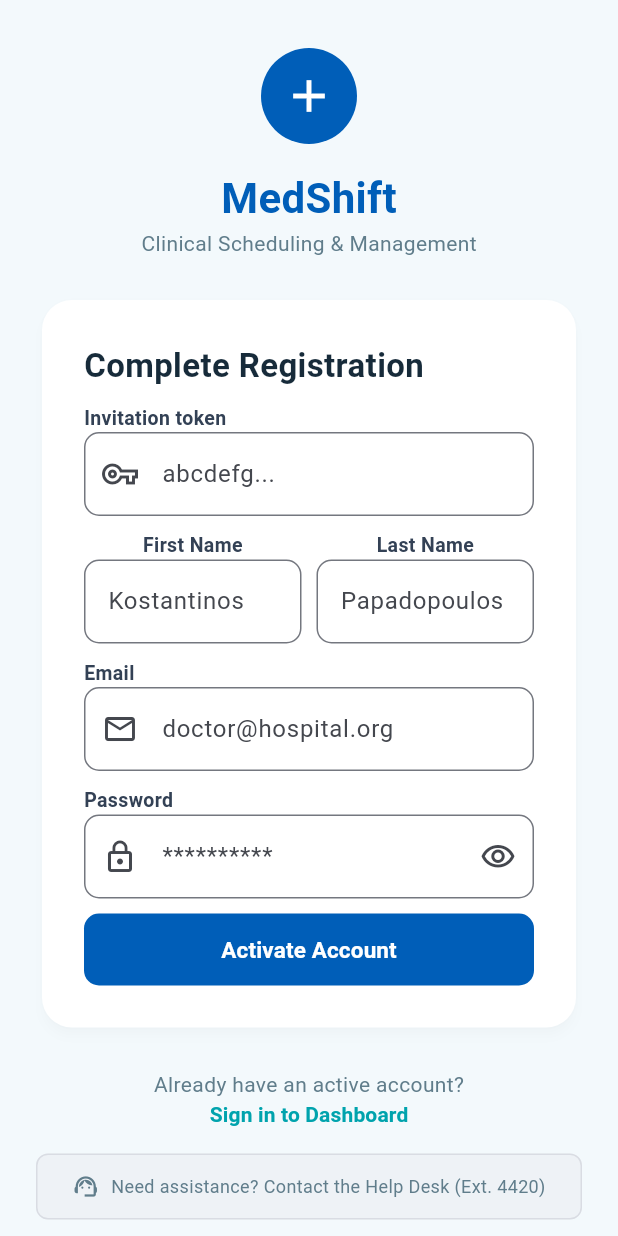
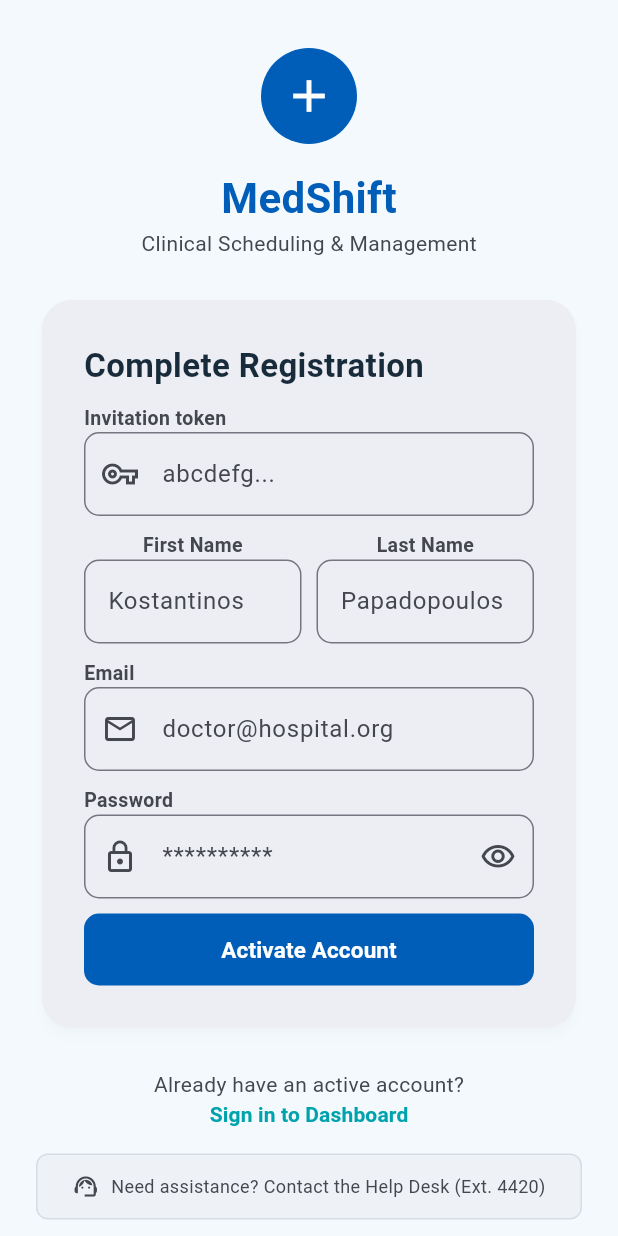
Before and after one commit to Ptriantafyll/Schedule-Maker, a Flutter app: the screen it shows after launch, after a tap on "Login to Dashboard", after a tap on "Complete Onboarding Registration", on a phone screen of 412 x 824 dp. Run offline on Flutter 3.47's test engine with Material 3 defaults, Android fonts, the phone set to English and light mode, and no system bars; our stand-ins replace dio, file_picker, flutter_riverpod, flutter_secure_storage, skeletonizer; network calls fail.

Commit message:
Fixed 1st render frame and dark theme

```diff
--- a/frontend/lib/features/admin/presentation/controllers/schedule_generation_controller.dart
+++ b/frontend/lib/features/admin/presentation/controllers/schedule_generation_controller.dart
@@ -9,7 +9,7 @@ export 'package:frontend/features/admin/presentation/state/schedule_generation_s
 
 class ScheduleGenerationController extends Notifier<ScheduleGenerationState> {
   @override
-  ScheduleGenerationState build() => const ScheduleGenerationState();
+  ScheduleGenerationState build() => const ScheduleGenerationState(isLoadingDashboard: true);
 
   String _extractErrorMessage(Object error) {
     if (error is ApiException) {
--- a/frontend/lib/features/auth/presentation/screens/login_screen.dart
+++ b/frontend/lib/features/auth/presentation/screens/login_screen.dart
@@ -82,50 +82,52 @@ class _LoginScreenState extends ConsumerState<LoginScreen> {
                     ),
                   ),
 
-                  const Text(
+                  Text(
                     'Clinical Scheduling & Management',
-                    style: TextStyle(fontSize: 14, color: Colors.blueGrey),
+                    style: TextStyle(
+                      fontSize: 14,
+                      color: colorScheme.onSurfaceVariant,
+                    ),
                   ),
                   const SizedBox(height: 24),
 
                   Card(
                     elevation: 3,
                     shadowColor: Colors.black.withValues(alpha: 0.1),
-                    color: Colors.white,
+                    color: colorScheme.surfaceContainer,
                     shape: RoundedRectangleBorder(
                       borderRadius: BorderRadius.circular(20),
                     ),
                     child: Padding(
-                      padding: EdgeInsets.all(28),
+                      padding: const EdgeInsets.all(28),
                       child: Form(
                         key: _formKey,
                         child: Column(
                           crossAxisAlignment: CrossAxisAlignment.start,
                           children: [
-                            const Text(
+                            Text(
                               "Staff Login",
                               style: TextStyle(
                                 fontSize: 22,
                                 fontWeight: FontWeight.bold,
-                                color: Color(0xFF172B3A),
+                                color: colorScheme.onSurface,
                               ),
                             ),
                             const SizedBox(height: 20),
 
-                            const Text(
+                            Text(
                               'Email',
                               style: TextStyle(
                                 fontSize: 13,
                                 fontWeight: FontWeight.w600,
-                                color: Color(0xFF334155),
+                                color: colorScheme.onSurfaceVariant,
                               ),
                             ),
                             TextFormField(
-                              key: Key('login_email_field'),
+                              key: const Key('login_email_field'),
                               controller: _emailController,
                               keyboardType: TextInputType.emailAddress,
                               decoration: InputDecoration(
-                                // labelText: 'Email',
                                 hintText: 'doctor@hospital.org',
                                 prefixIcon: const Icon(Icons.email_outlined),
                                 border: OutlineInputBorder(
@@ -146,12 +148,12 @@ class _LoginScreenState extends ConsumerState<LoginScreen> {
                             ),
                             const SizedBox(height: 20),
 
-                            const Text(
+                            Text(
                               'Password',
                               style: TextStyle(
                                 fontSize: 13,
                                 fontWeight: FontWeight.w600,
-                                color: Color(0xFF334155),
+                                color: colorScheme.onSurfaceVariant,
                               ),
                             ),
                             TextFormField(
@@ -270,9 +272,12 @@ class _LoginScreenState extends ConsumerState<LoginScreen> {
                   const SizedBox(height: 24),
                   Column(
                     children: [
-                      const Text(
+                      Text(
                         'New staff member?',
-                        style: TextStyle(fontSize: 14, color: Colors.blueGrey),
+                        style: TextStyle(
+                          fontSize: 14,
+                          color: colorScheme.onSurfaceVariant,
+                        ),
                       ),
                       // const SizedBox(height: 4),
                       TextButton(
@@ -313,21 +318,21 @@ class _LoginScreenState extends ConsumerState<LoginScreen> {
                         ),
                       ),
                     ),
-                    child: const Row(
+                    child: Row(
                       mainAxisAlignment: MainAxisAlignment.center,
                       children: [
                         Icon(
                           Icons.support_agent_outlined,
                           size: 18,
-                          color: Colors.blueGrey,
+                          color: colorScheme.onSurfaceVariant,
                         ),
-                        SizedBox(width: 8),
+                        const SizedBox(width: 8),
                         Flexible(
                           child: Text(
                             'Need assistance? Contact the Help Desk (Ext. 4420)',
                             style: TextStyle(
                               fontSize: 12,
-                              color: Colors.blueGrey,
+                              color: colorScheme.onSurfaceVariant,
                             ),
                             textAlign: TextAlign.center,
                           ),
--- a/frontend/lib/features/auth/presentation/screens/signup_screen.dart
+++ b/frontend/lib/features/auth/presentation/screens/signup_screen.dart
@@ -78,42 +78,45 @@ class _SignupScreenState extends ConsumerState<SignupScreen> {
                     ),
                   ),
 
-                  const Text(
+                  Text(
                     'Clinical Scheduling & Management',
-                    style: TextStyle(fontSize: 14, color: Colors.blueGrey),
+                    style: TextStyle(
+                      fontSize: 14,
+                      color: colorScheme.onSurfaceVariant,
+                    ),
                   ),
                   const SizedBox(height: 24),
 
                   Card(
                     elevation: 3,
                     shadowColor: Colors.black.withValues(alpha: 0.1),
-                    color: Colors.white,
+                    color: colorScheme.surfaceContainer,
                     shape: RoundedRectangleBorder(
                       borderRadius: BorderRadius.circular(20),
                     ),
                     child: Padding(
-                      padding: EdgeInsets.all(28),
+                      padding: const EdgeInsets.all(28),
                       child: Form(
                         key: _formKey,
                         child: Column(
                           crossAxisAlignment: CrossAxisAlignment.start,
                           children: [
-                            const Text(
+                            Text(
                               'Complete Registration',
                               style: TextStyle(
                                 fontSize: 22,
                                 fontWeight: FontWeight.bold,
-                                color: Color(0xFF172B3A),
+                                color: colorScheme.onSurface,
                               ),
                             ),
                             const SizedBox(height: 10),
 
-                            const Text(
+                            Text(
                               'Invitation token',
                               style: TextStyle(
                                 fontSize: 13,
                                 fontWeight: FontWeight.w600,
-                                color: Color(0xFF334155),
+                                color: colorScheme.onSurfaceVariant,
                               ),
                             ),
                             TextFormField(
@@ -141,12 +144,12 @@ class _SignupScreenState extends ConsumerState<SignupScreen> {
                                 Expanded(
                                   child: Column(
                                     children: [
-                                      const Text(
+                                      Text(
                                         'First Name',
                                         style: TextStyle(
                                           fontSize: 13,
                                           fontWeight: FontWeight.w600,
-                                          color: Color(0xFF334155),
+                                          color: colorScheme.onSurfaceVariant,
                                         ),
                                       ),
                                       TextFormField(
@@ -176,12 +179,12 @@ class _SignupScreenState extends ConsumerState<SignupScreen> {
                                 Expanded(
                                   child: Column(
                                     children: [
-                                      const Text(
+                                      Text(
                                         'Last Name',
                                         style: TextStyle(
                                           fontSize: 13,
                                           fontWeight: FontWeight.w600,
-                                          color: Color(0xFF334155),
+                                          color: colorScheme.onSurfaceVariant,
                                         ),
                                       ),
                                       TextFormField(
@@ -211,12 +214,12 @@ class _SignupScreenState extends ConsumerState<SignupScreen> {
                             ),
                             const SizedBox(height: 10),
 
-                            const Text(
+                            Text(
                               'Email',
                               style: TextStyle(
                                 fontSize: 13,
                                 fontWeight: FontWeight.w600,
-                                color: Color(0xFF334155),
+                                color: colorScheme.onSurfaceVariant,
                               ),
                             ),
                             TextFormField(
@@ -245,12 +248,12 @@ class _SignupScreenState extends ConsumerState<SignupScreen> {
                             ),
                             const SizedBox(height: 10),
 
-                            const Text(
+                            Text(
                               'Password',
                               style: TextStyle(
                                 fontSize: 13,
                                 fontWeight: FontWeight.w600,
-                                color: Color(0xFF334155),
+                                color: colorScheme.onSurfaceVariant,
                               ),
                             ),
                             TextFormField(
@@ -394,9 +397,12 @@ class _SignupScreenState extends ConsumerState<SignupScreen> {
                   const SizedBox(height: 24),
                   Column(
                     children: [
-                      const Text(
+                      Text(
                         'Already have an active account?',
-                        style: TextStyle(fontSize: 14, color: Colors.blueGrey),
+                        style: TextStyle(
+                          fontSize: 14,
+                          color: colorScheme.onSurfaceVariant,
+                        ),
                       ),
                       // const SizedBox(height: 4),
                       TextButton(
@@ -437,21 +443,21 @@ class _SignupScreenState extends ConsumerState<SignupScreen> {
                         ),
                       ),
                     ),
-                    child: const Row(
+                    child: Row(
                       mainAxisAlignment: MainAxisAlignment.center,
                       children: [
                         Icon(
                           Icons.support_agent_outlined,
                           size: 18,
-                          color: Colors.blueGrey,
+                          color: colorScheme.onSurfaceVariant,
                         ),
-                        SizedBox(width: 8),
+                        const SizedBox(width: 8),
                         Flexible(
                           child: Text(
                             'Need assistance? Contact the Help Desk (Ext. 4420)',
                             style: TextStyle(
                               fontSize: 12,
-                              color: Colors.blueGrey,
+                              color: colorScheme.onSurfaceVariant,
                             ),
                             textAlign: TextAlign.center,
                           ),
--- a/frontend/lib/features/auth/presentation/widgets/auth_gate.dart
+++ b/frontend/lib/features/auth/presentation/widgets/auth_gate.dart
@@ -5,6 +5,7 @@ import 'package:frontend/features/auth/domain/state/auth_state.dart';
 import 'package:frontend/features/auth/presentation/controllers/auth_controller.dart';
 import 'package:frontend/features/auth/presentation/screens/login_screen.dart';
 import 'package:frontend/features/auth/presentation/screens/signup_screen.dart';
+import 'package:skeletonizer/skeletonizer.dart';
 
 class AuthGate extends ConsumerStatefulWidget {
   const AuthGate({super.key, this.authenticatedBuilder, this.home});
@@ -24,7 +25,16 @@ class _AuthGateState extends ConsumerState<AuthGate> {
     final authState = ref.watch(authControllerProvider);
 
     if (authState.isLoading && !authState.hasValue) {
-      return const Scaffold(body: Center(child: CircularProgressIndicator()));
+      if (widget.home != null) {
+        return Skeletonizer(
+          enabled: true,
+          child: widget.home!,
+        );
+      }
+      return const Skeletonizer(
+        enabled: true,
+        child: LoginScreen(),
+      );
     }
 
     final stateValue = authState.value;
--- a/frontend/lib/main.dart
+++ b/frontend/lib/main.dart
@@ -15,6 +15,7 @@ class App extends StatelessWidget {
   @override
   Widget build(BuildContext context) {
     return MaterialApp(
+      themeMode: ThemeMode.system,
       title: 'Shift scheduling app',
       theme: AppTheme.light,
       darkTheme: AppTheme.dark,
```
Also changed, not shown: 2 other files.
